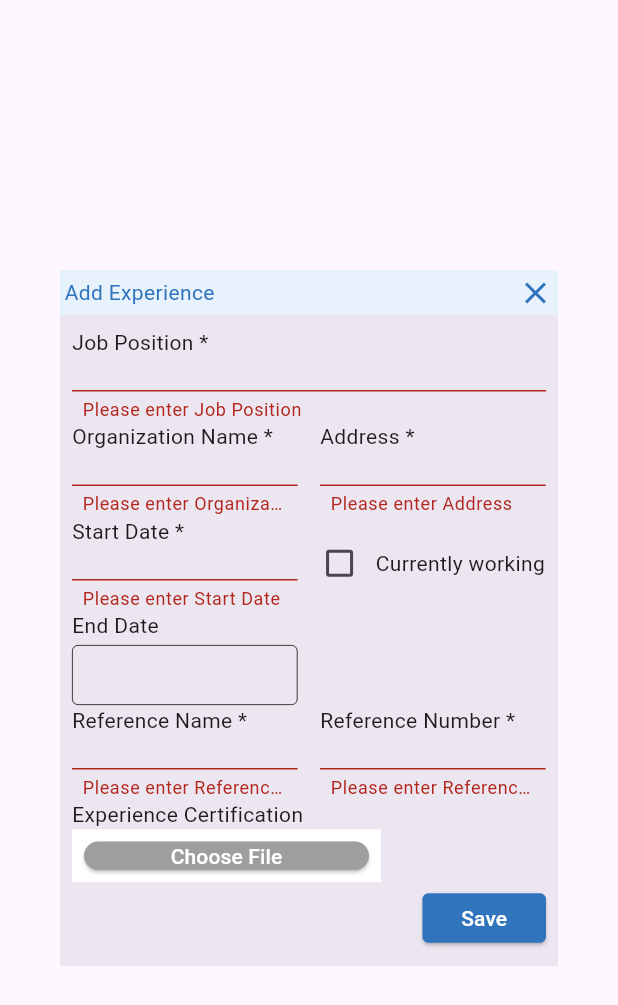
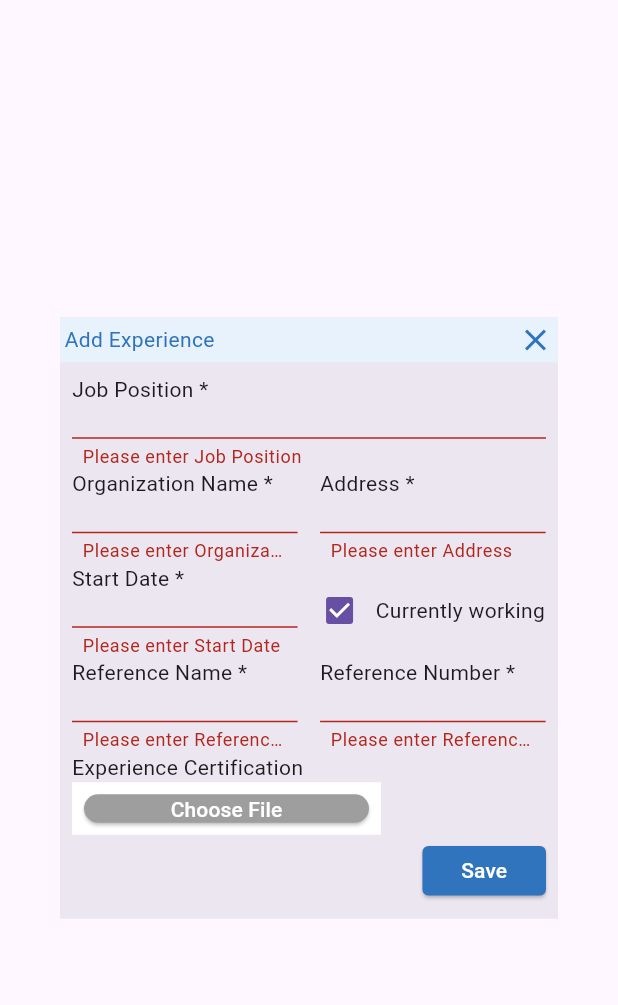
Before and after one commit to InvokeMe123/shramsansar, a Flutter app: the AddExperience widget shown alone on an empty page, opened directly, after a tap on "Save", on a phone screen of 412 x 824 dp. Shown: the top 1005 px of the screen. Run offline on Flutter 3.47's test engine with Material 3 defaults, Android fonts, the light colour scheme and no system bars; our stand-ins replace cached_network_image, dartz, dio, file_picker, flutter_html, flutter_riverpod and 6 more; missing offline and left inert: number_pagination; accounts and stored records are empty; network calls fail.

Commit message:
edit proifile

```diff
--- a/lib/features/edit_profile/presentation/views/widgets/add_experience.dart
+++ b/lib/features/edit_profile/presentation/views/widgets/add_experience.dart
@@ -1,3 +1,6 @@
+import 'dart:developer';
+
+import 'package:dio/dio.dart';
 import 'package:file_picker/file_picker.dart';
 import 'package:flutter/cupertino.dart';
 import 'package:flutter/material.dart';
@@ -5,6 +8,9 @@ import 'package:flutter_riverpod/flutter_riverpod.dart';
 import 'package:intl/intl.dart';
 import 'package:responsive_sizer/responsive_sizer.dart';
 import 'package:shramsansar/const/app_color_const.dart';
+import 'package:shramsansar/features/edit_profile/presentation/controller/experience_controller/experience_controller.dart';
+import 'package:shramsansar/features/profile/presentation/controller/profile_controller.dart';
+import 'package:shramsansar/utils/snackbar/custome_snack_bar.dart';
 
 class AddExperience extends ConsumerStatefulWidget {
   const AddExperience({super.key});
@@ -23,14 +29,17 @@ class _AddExperienceState extends ConsumerState<AddExperience> {
   final startDate = TextEditingController();
   final endDate = TextEditingController();
   final _formKey = GlobalKey<FormState>();
+  bool isWorking = true;
+  int isCurrentlyWorking = 0;
+
   String _formatDate(DateTime? date) {
     if (date == null) return '';
 
     return DateFormat('yyyy-MM-dd').format(date);
   }
 
-  String? filePath1;
-  String? fileName;
+  String filePath1 = '';
+  String fileName = '';
   bool isSelected = false;
   void experience() async {
     FilePickerResult? result = await FilePicker.platform.pickFiles(
@@ -232,18 +241,19 @@ class _AddExperienceState extends ConsumerState<AddExperience> {
                       ),
                       Checkbox(
                         value:
-                            isChecked, // Set the value of the checkbox based on the isChecked variable
+                            isWorking, // Set the value of the checkbox based on the isChecked variable
                         onChanged: (newValue) {
                           // When the checkbox is tapped, update the isChecked variable
                           setState(() {
-                            isChecked = newValue ?? false;
+                            isWorking = newValue!;
                           });
                         },
                       ),
                       const Text('Currently working')
                     ],
                   ),
-                  Column(
+                  !isWorking
+                      ? Column(
                           crossAxisAlignment: CrossAxisAlignment.start,
                           children: [
                             const Text('End Date'),
@@ -255,15 +265,17 @@ class _AddExperienceState extends ConsumerState<AddExperience> {
                               decoration: InputDecoration(
                                   contentPadding: const EdgeInsets.all(7),
                                   constraints: BoxConstraints.tight(Size(
-                                MediaQuery.sizeOf(context).width * .365, 40)),
+                                      MediaQuery.sizeOf(context).width * .365,
+                                      40)),
                                   focusedBorder: const OutlineInputBorder(
-                                borderSide:
-                                    BorderSide(color: Colors.black, width: .5)),
+                                      borderSide: BorderSide(
+                                          color: Colors.black, width: .5)),
                                   enabledBorder: const OutlineInputBorder(
                                       borderSide: BorderSide(
                                           color: Colors.black, width: .5))),
                               onTap: () async {
-                          FocusScope.of(context).requestFocus(FocusNode());
+                                FocusScope.of(context)
+                                    .requestFocus(FocusNode());
                                 DateTime? picked = await showDatePicker(
                                     context: context,
                                     initialDate: DateTime.now(),
@@ -277,7 +289,8 @@ class _AddExperienceState extends ConsumerState<AddExperience> {
                               },
                             ),
                           ],
-                  ),
+                        )
+                      : const SizedBox(),
                   Row(
                     children: [
                       Column(
@@ -366,7 +379,7 @@ class _AddExperienceState extends ConsumerState<AddExperience> {
                         experience();
                       },
                       child: Text(
-                        isSelected ? fileName! : 'Choose File',
+                        isSelected ? fileName : 'Choose File',
                         style: const TextStyle(color: Colors.white),
                       ),
                     ),
@@ -383,7 +396,59 @@ class _AddExperienceState extends ConsumerState<AddExperience> {
                               shape: RoundedRectangleBorder(
                                   borderRadius: BorderRadius.circular(4))),
                           onPressed: () {
-                            if (_formKey.currentState!.validate()) {}
+                            if (_formKey.currentState!.validate()) {
+                              if (isWorking) {
+                                isCurrentlyWorking = 1;
+                              } else {
+                                isCurrentlyWorking = 0;
+                              }
+                              log(isWorking.toString());
+                              log(isCurrentlyWorking.toString());
+
+                              var dataForm = {
+                                "title": position.text,
+                                "organization": organizationName.text,
+                                "reference_name": referenceName.text,
+                                "reference_contact": referenceNum.text,
+                                "location": address.text,
+                                "start_date": startDate.text,
+                                "end_date": (isCurrentlyWorking == 1)
+                                    ? ''
+                                    : endDate.text,
+                                "is_currently_working": isCurrentlyWorking,
+
+                              };
+
+                              if (filePath1.isNotEmpty) {
+                                dataForm['file'] = MultipartFile.fromFileSync(
+                                    filePath1,
+                                    filename: fileName);
+                              }
+
+
+                              final formData = FormData.fromMap(dataForm);
+
+                              ref
+                                  .read(experienceControllerProvider.notifier)
+                                  .addExperience(formData)
+                                  .then((value) {
+                                if (value) {
+                                  ref
+                                      .read(profileControllerProvider.notifier)
+                                      .getMyProfile()
+                                      .then((value) {
+                                    Navigator.pop(context);
+                                    showCustomSnackBar(
+                                        "Experience succesfully added.",
+                                        context,
+                                        isError: false);
+                                  });
+                                } else {
+                                  showCustomSnackBar(
+                                      'Failed to add experience', context);
+                                }
+                              });
+                            }
                           },
                           child: const Text(
                             'Save',
--- a/lib/features/profile/data/model/profile_model.dart
+++ b/lib/features/profile/data/model/profile_model.dart
@@ -1,3 +1,8 @@
+import 'dart:io';
+
+import 'package:dio/dio.dart';
+import 'package:flutter/widgets.dart';
+
 class MyProfileModel {
   int? id;
   String? name;
@@ -479,7 +484,7 @@ class Experiences {
     title = json['title'];
     isCurrentlyWorking = json['is_currently_working'];
     startDate = json['start_date'];
-    endDate = json['end_date'];
+    endDate = json['end_date'] ?? '';
     referenceName = json['reference_name'];
     referenceContact = json['reference_contact'];
     file = json['file'];
```
Also changed, not shown: lib/features/edit_profile/presentation/views/profile_edit_page.dart (+23 -2 lines). Lines whose indentation alone changed are shown as unchanged.
